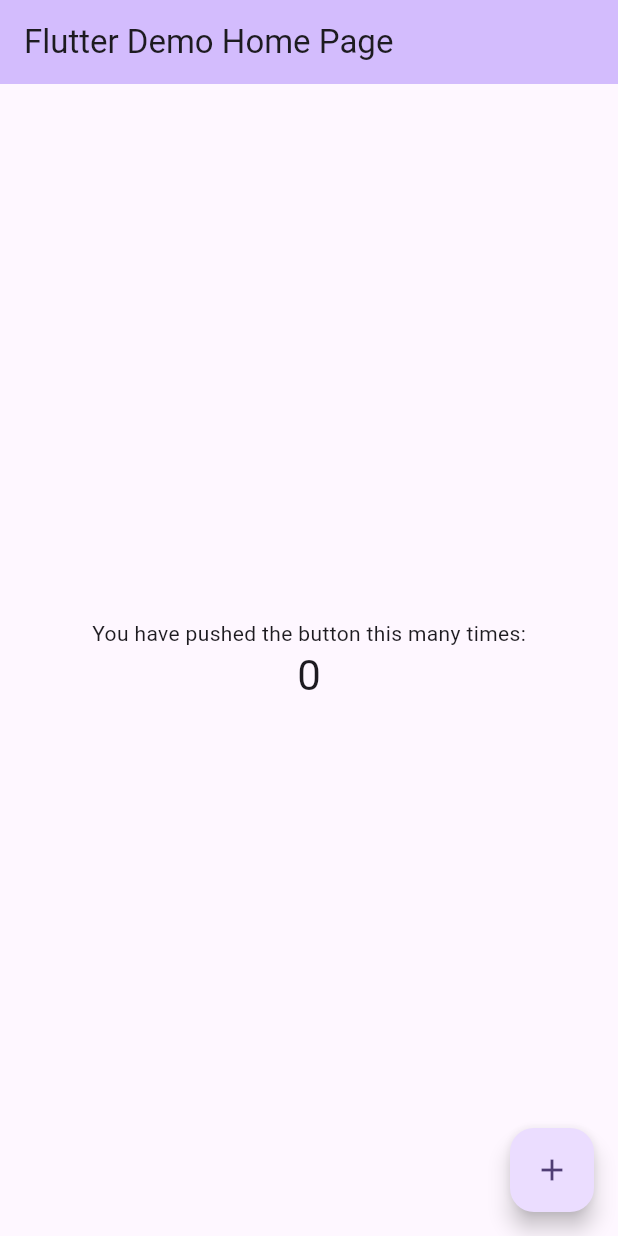
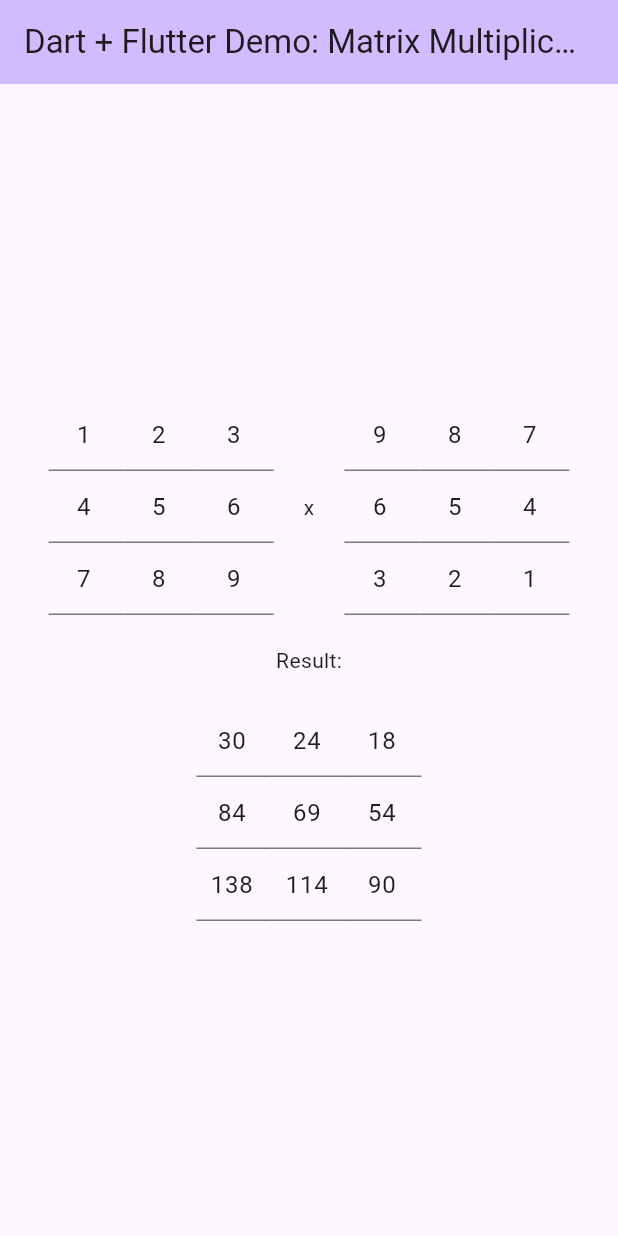
Before and after one commit to mevers303/Dart-Flutter-Demo, a Flutter app: the screen it shows after launch, on a phone screen of 412 x 824 dp. Run offline on Flutter 3.47's test engine with Material 3 defaults, Android fonts, the phone set to English and light mode, and no system bars.

Commit message:
Matrix multiplication functional.

```diff
--- a/lib/main.dart
+++ b/lib/main.dart
@@ -1,7 +1,146 @@
 import 'package:flutter/material.dart';
+import 'package:flutter/services.dart';
 
 void main() {
   runApp(const MyApp());
+}
+
+// matrix widget
+class MatrixWidget extends StatelessWidget {
+  final List<List<TextEditingController>> controllers;
+  final List<List<FocusNode>> focusNodes;
+
+  MatrixWidget({required this.controllers, super.key})
+    : focusNodes = controllers
+          .map((row) => row.map((_) => FocusNode()).toList())
+          .toList() {
+    // add listeners for lose focus to each focus node
+    for (int i = 0; i < focusNodes.length; i++) {
+      for (int j = 0; j < focusNodes[i].length; j++) {
+        focusNodes[i][j].addListener(() {
+          if (!focusNodes[i][j].hasFocus) {
+            // on lose focus, make sure it's not empty
+            if (controllers[i][j].text.isEmpty) {
+              controllers[i][j].text = '0';
+            }
+          }
+        });
+      }
+    }
+
+    // add listeners to each controller to multiply matrices on change
+    for (int i = 0; i < controllers.length; i++) {
+      for (int j = 0; j < controllers[i].length; j++) {
+        controllers[i][j].addListener(() {
+          if (controllers[i][j].text.isNotEmpty) {
+            multiplyMatrices();
+          }
+        });
+      }
+    }
+  }
+
+  @override
+  Widget build(BuildContext context) {
+    return Column(
+      mainAxisAlignment: MainAxisAlignment.center,
+      children: controllers.map((rowControllers) {
+        return Row(
+          children: rowControllers.map((controller) {
+            return SizedBox(
+              width: 50,
+              child: TextField(
+                controller: controller,
+                keyboardType: TextInputType.number,
+                inputFormatters: [FilteringTextInputFormatter.digitsOnly],
+                focusNode:
+                    focusNodes[controllers.indexOf(
+                      rowControllers,
+                    )][rowControllers.indexOf(controller)],
+                textAlign: .center,
+              ),
+            );
+          }).toList(),
+        );
+      }).toList(),
+    );
+  }
+}
+
+// two instances of MatrixWidget side by side
+MatrixWidget matrix1 = MatrixWidget(
+  controllers: [
+    [
+      TextEditingController(text: '1'),
+      TextEditingController(text: '2'),
+      TextEditingController(text: '3'),
+    ],
+    [
+      TextEditingController(text: '4'),
+      TextEditingController(text: '5'),
+      TextEditingController(text: '6'),
+    ],
+    [
+      TextEditingController(text: '7'),
+      TextEditingController(text: '8'),
+      TextEditingController(text: '9'),
+    ],
+  ],
+);
+
+var matrix2 = MatrixWidget(
+  controllers: [
+    [
+      TextEditingController(text: '9'),
+      TextEditingController(text: '8'),
+      TextEditingController(text: '7'),
+    ],
+    [
+      TextEditingController(text: '6'),
+      TextEditingController(text: '5'),
+      TextEditingController(text: '4'),
+    ],
+    [
+      TextEditingController(text: '3'),
+      TextEditingController(text: '2'),
+      TextEditingController(text: '1'),
+    ],
+  ],
+);
+
+// the result matrix widget
+var resultMatrix = MatrixWidget(
+  controllers: [
+    [
+      TextEditingController(text: '30'),
+      TextEditingController(text: '24'),
+      TextEditingController(text: '18'),
+    ],
+    [
+      TextEditingController(text: '84'),
+      TextEditingController(text: '69'),
+      TextEditingController(text: '54'),
+    ],
+    [
+      TextEditingController(text: '138'),
+      TextEditingController(text: '114'),
+      TextEditingController(text: '90'),
+    ],
+  ],
+);
+
+void multiplyMatrices() {
+  for (int i = 0; i < 3; i++) {
+    for (int j = 0; j < 3; j++) {
+      int sum = 0;
+      for (int k = 0; k < 3; k++) {
+        int a = int.parse(matrix1.controllers[i][k].text);
+        int b = int.parse(matrix2.controllers[k][j].text);
+        sum += a * b;
+      }
+      resultMatrix.controllers[i][j].text = sum.toString();
+    }
+  }
 }
 
 class MyApp extends StatelessWidget {
@@ -11,7 +150,7 @@ class MyApp extends StatelessWidget {
   @override
   Widget build(BuildContext context) {
     return MaterialApp(
-      title: 'Flutter Demo',
+      title: 'Dart + Flutter Demo',
       theme: ThemeData(
         // This is the theme of your application.
         //
@@ -30,7 +169,7 @@ class MyApp extends StatelessWidget {
         // tested with just a hot reload.
         colorScheme: .fromSeed(seedColor: Colors.deepPurple),
       ),
-      home: const MyHomePage(title: 'Flutter Demo Home Page'),
+      home: const MyHomePage(title: 'Dart + Flutter Demo: Matrix Multiplication'),
     );
   }
 }
@@ -54,19 +193,6 @@ class MyHomePage extends StatefulWidget {
 }
 
 class _MyHomePageState extends State<MyHomePage> {
-  int _counter = 0;
-
-  void _incrementCounter() {
-    setState(() {
-      // This call to setState tells the Flutter framework that something has
-      // changed in this State, which causes it to rerun the build method below
-      // so that the display can reflect the updated values. If we changed
-      // _counter without calling setState(), then the build method would not be
-      // called again, and so nothing would appear to happen.
-      _counter++;
-    });
-  }
-
   @override
   Widget build(BuildContext context) {
     // This method is rerun every time setState is called, for instance as done
@@ -84,6 +210,7 @@ class _MyHomePageState extends State<MyHomePage> {
         // Here we take the value from the MyHomePage object that was created by
         // the App.build method, and use it to set our appbar title.
         title: Text(widget.title),
+        centerTitle: true,
       ),
       body: Center(
         // Center is a layout widget. It takes a single child and positions it
@@ -104,19 +231,29 @@ class _MyHomePageState extends State<MyHomePage> {
           // wireframe for each widget.
           mainAxisAlignment: .center,
           children: [
-            const Text('You have pushed the button this many times:'),
-            Text(
-              '$_counter',
-              style: Theme.of(context).textTheme.headlineMedium,
+            // row containing two matrices to be multiplied
+            Row(
+              mainAxisAlignment: MainAxisAlignment.center,
+              children: [
+                // First matrix
+                matrix1,
+                const SizedBox(width: 20),
+                const Text('x'),
+                const SizedBox(width: 20),
+                // Second matrix
+                matrix2,
+              ],
+            ),
+            const SizedBox(height: 20),
+            const Text('Result:'),
+            const SizedBox(height: 20),
+            Row(
+              mainAxisAlignment: MainAxisAlignment.center,
+              children: [resultMatrix],
             ),
           ],
         ),
       ),
-      floatingActionButton: FloatingActionButton(
-        onPressed: _incrementCounter,
-        tooltip: 'Increment',
-        child: const Icon(Icons.add),
-      ),
     );
   }
 }
```
